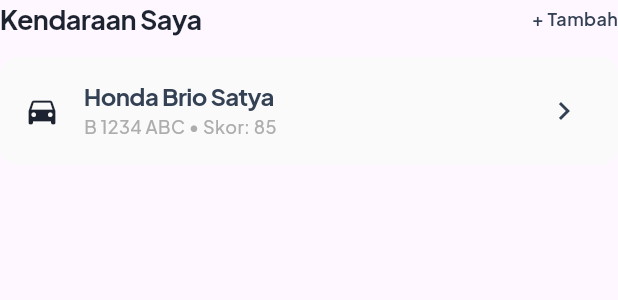
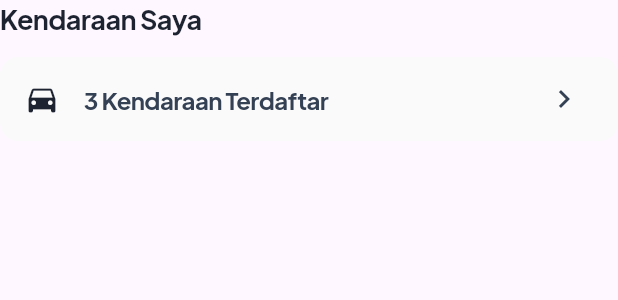
Before and after one commit to muriz-dev/vechicare_app, a Flutter app: the VehicleSection widget shown alone on an empty page, opened directly, on a phone screen of 412 x 824 dp. Shown: the top 300 px of the screen. Run offline on Flutter 3.47's test engine with Material 3 defaults, Android fonts, the phone set to English and light mode, and no system bars; our stand-ins replace auto_route, carousel_slider, flutter_bloc, flutter_svg, get_it, injectable and 1 more; missing offline and left inert: dicebear_core, dicebear_styles.

Commit message:
refactor: change title to vehicle count and delete add option

```diff
--- a/lib/features/profile/ui/widgets/vehicle_section.dart
+++ b/lib/features/profile/ui/widgets/vehicle_section.dart
@@ -10,23 +10,9 @@
     return Column(
       crossAxisAlignment: CrossAxisAlignment.stretch,
       children: [
-        Row(
-          mainAxisAlignment: MainAxisAlignment.spaceBetween,
-          children: [
-            Text(
-              'Kendaraan Saya',
-              style: AppTypography.headingSmall.copyWith(
-                color: AppColors.textDark,
-              ),
-            ),
-            Text(
-              '+ Tambah',
-              style: AppTypography.bodySmall.copyWith(
-                color: AppColors.secondaryAccent,
-                fontWeight: FontWeight.w600,
-              ),
-            ),
-          ],
+        Text(
+          'Kendaraan Saya',
+          style: AppTypography.headingSmall.copyWith(color: AppColors.textDark),
         ),
         const SizedBox(height: 12),
         Card(
@@ -42,16 +28,9 @@
               color: AppColors.secondary,
             ),
             title: Text(
-              'Honda Brio Satya',
+              '3 Kendaraan Terdaftar',
               style: AppTypography.headingXSmall.copyWith(
                 color: AppColors.secondaryAccent,
-              ),
-            ),
-            subtitle: Text(
-              'B 1234 ABC • Skor: 85',
-              style: AppTypography.bodySmall.copyWith(
-                color: AppColors.textMuted,
-                fontWeight: FontWeight.w500,
               ),
             ),
             trailing: const Icon(
```
